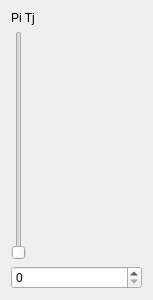
Qt form EVA00/ueva/inletwidget.ui (DaveSketchySpeedway/RoboDrop) before a commit.
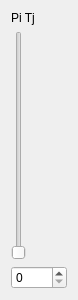
The same form after that commit.

What changed in the file:
```diff
--- a/EVA00/ueva/inletwidget.ui
+++ b/EVA00/ueva/inletwidget.ui
@@ -6,7 +6,7 @@
    <rect>
     <x>0</x>
     <y>0</y>
-    <width>153</width>
+    <width>78</width>
     <height>300</height>
    </rect>
   </property>
```
